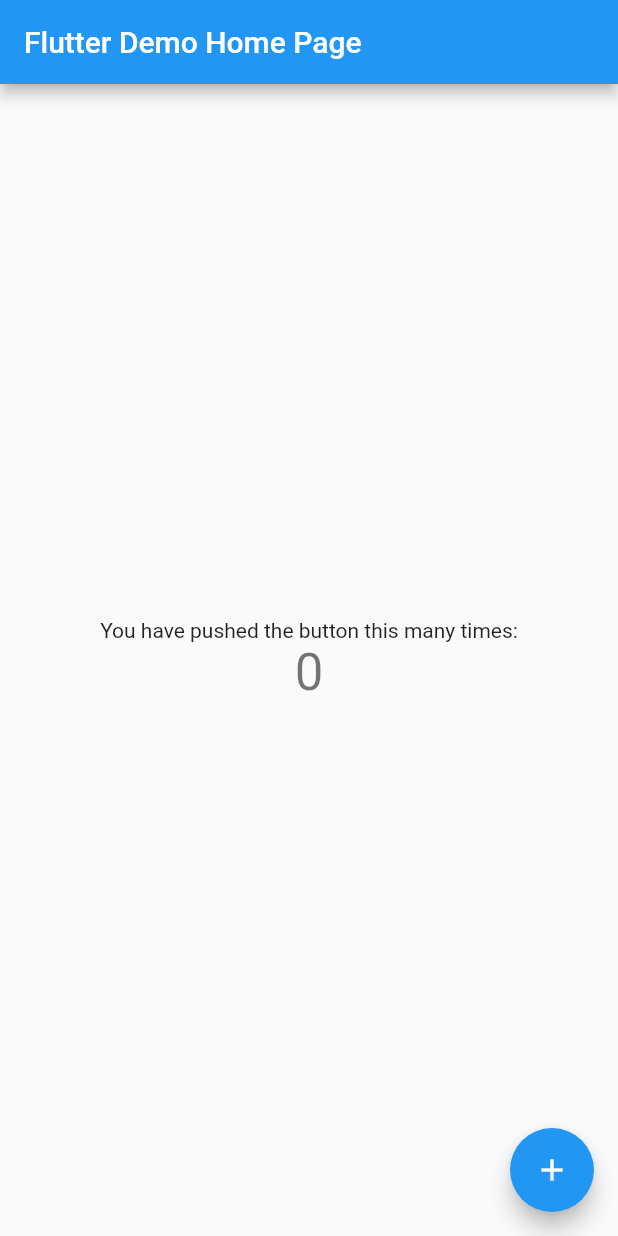
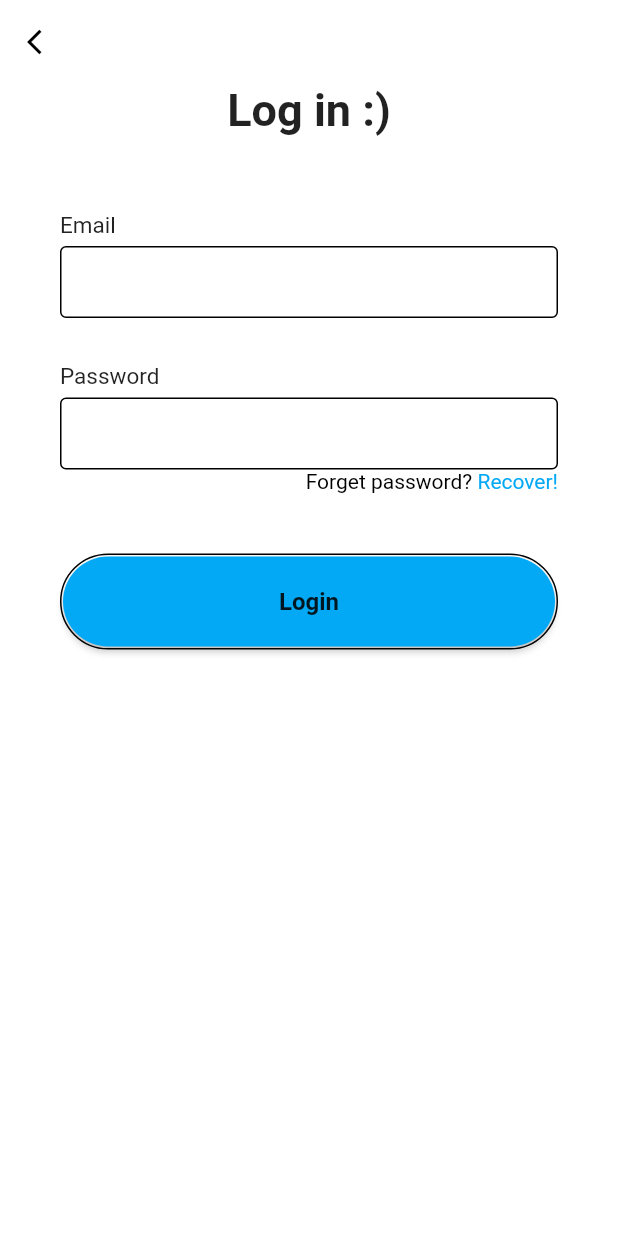
Before and after one commit to salazar00040/my_pets, a Flutter app: the screen it shows after launch, on a phone screen of 412 x 824 dp. Run offline on Flutter 3.47's test engine with Material 2 defaults, Android fonts, the phone set to English and light mode, and no system bars.

Commit message:
feature(login, signup): creating base for signup and login pages.

```diff
--- a/lib/main.dart
+++ b/lib/main.dart
@@ -1,43 +1,25 @@
 import 'package:flutter/material.dart';
+import 'package:my_pets/presentations/features/user_register/login_page.dart';
 
 void main() {
   runApp(MyApp());
 }
 
 class MyApp extends StatelessWidget {
-  // This widget is the root of your application.
   @override
   Widget build(BuildContext context) {
     return MaterialApp(
       title: 'Flutter Demo',
       theme: ThemeData(
-        // This is the theme of your application.
-        //
-        // Try running your application with "flutter run". You'll see the
-        // application has a blue toolbar. Then, without quitting the app, try
-        // changing the primarySwatch below to Colors.green and then invoke
-        // "hot reload" (press "r" in the console where you ran "flutter run",
-        // or simply save your changes to "hot reload" in a Flutter IDE).
-        // Notice that the counter didn't reset back to zero; the application
-        // is not restarted.
         primarySwatch: Colors.blue,
       ),
-      home: MyHomePage(title: 'Flutter Demo Home Page'),
+      home: LoginPage(),
     );
   }
 }
 
 class MyHomePage extends StatefulWidget {
   MyHomePage({Key? key, required this.title}) : super(key: key);
-
-  // This widget is the home page of your application. It is stateful, meaning
-  // that it has a State object (defined below) that contains fields that affect
-  // how it looks.
-
-  // This class is the configuration for the state. It holds the values (in this
-  // case the title) provided by the parent (in this case the App widget) and
-  // used by the build method of the State. Fields in a Widget subclass are
-  // always marked "final".
 
   final String title;
 
@@ -46,68 +28,22 @@ class MyHomePage extends StatefulWidget {
 }
 
 class _MyHomePageState extends State<MyHomePage> {
-  int _counter = 0;
-
-  void _incrementCounter() {
-    setState(() {
-      // This call to setState tells the Flutter framework that something has
-      // changed in this State, which causes it to rerun the build method below
-      // so that the display can reflect the updated values. If we changed
-      // _counter without calling setState(), then the build method would not be
-      // called again, and so nothing would appear to happen.
-      _counter++;
-    });
-  }
-
   @override
   Widget build(BuildContext context) {
-    // This method is rerun every time setState is called, for instance as done
-    // by the _incrementCounter method above.
-    //
-    // The Flutter framework has been optimized to make rerunning build methods
-    // fast, so that you can just rebuild anything that needs updating rather
-    // than having to individually change instances of widgets.
     return Scaffold(
       appBar: AppBar(
-        // Here we take the value from the MyHomePage object that was created by
-        // the App.build method, and use it to set our appbar title.
         title: Text(widget.title),
       ),
       body: Center(
-        // Center is a layout widget. It takes a single child and positions it
-        // in the middle of the parent.
         child: Column(
-          // Column is also a layout widget. It takes a list of children and
-          // arranges them vertically. By default, it sizes itself to fit its
-          // children horizontally, and tries to be as tall as its parent.
-          //
-          // Invoke "debug painting" (press "p" in the console, choose the
-          // "Toggle Debug Paint" action from the Flutter Inspector in Android
-          // Studio, or the "Toggle Debug Paint" command in Visual Studio Code)
-          // to see the wireframe for each widget.
-          //
-          // Column has various properties to control how it sizes itself and
-          // how it positions its children. Here we use mainAxisAlignment to
-          // center the children vertically; the main axis here is the vertical
-          // axis because Columns are vertical (the cross axis would be
-          // horizontal).
           mainAxisAlignment: MainAxisAlignment.center,
           children: <Widget>[
             Text(
               'You have pushed the button this many times:',
             ),
-            Text(
-              '$_counter',
-              style: Theme.of(context).textTheme.headline4,
-            ),
           ],
         ),
       ),
-      floatingActionButton: FloatingActionButton(
-        onPressed: _incrementCounter,
-        tooltip: 'Increment',
-        child: Icon(Icons.add),
-      ), // This trailing comma makes auto-formatting nicer for build methods.
     );
   }
 }
--- /dev/null
+++ b/lib/presentations/features/user_register/login_page.dart
@@ -0,0 +1,139 @@
+import 'package:flutter/material.dart';
+
+class LoginPage extends StatelessWidget {
+  @override
+  Widget build(BuildContext context) {
+    return Scaffold(
+      resizeToAvoidBottomInset: false,
+      backgroundColor: Colors.white,
+      appBar: AppBar(
+        elevation: 0,
+        brightness: Brightness.light,
+        backgroundColor: Colors.white,
+        leading: IconButton(
+            onPressed: () {
+              Navigator.pop(context);
+            },
+            icon: Icon(
+              Icons.arrow_back_ios,
+              size: 20,
+              color: Colors.black,
+            )),
+      ),
+      body: SafeArea(
+        child: SingleChildScrollView(
+          child: Container(
+            height: MediaQuery.of(context).size.height,
+            width: double.infinity,
+            child: Column(
+              mainAxisAlignment: MainAxisAlignment.spaceBetween,
+              children: [
+                Column(
+                  children: [
+                    Column(
+                      mainAxisAlignment: MainAxisAlignment.spaceEvenly,
+                      children: [
+                        Text(
+                          "Log in :)",
+                          style: TextStyle(
+                            fontSize: 30,
+                            fontWeight: FontWeight.bold,
+                          ),
+                        ),
+                        SizedBox(
+                          height: 20,
+                        ),
+                        SizedBox(
+                          height: 30,
+                        )
+                      ],
+                    ),
+                    Padding(
+                      padding: EdgeInsets.symmetric(horizontal: 40),
+                      child: Column(
+                        children: [
+                          makeInput(label: "Email"),
+                          SizedBox(height: 30),
+                          makeInput(label: "Password", obscureText: true),
+                          Row(
+                            mainAxisAlignment: MainAxisAlignment.end,
+                            children: [
+                              RichText(
+                                text: TextSpan(
+                                    text: 'Forget password?',
+                                    style: TextStyle(color: Colors.black, fontSize: 14),
+                                    children: <TextSpan>[
+                                      TextSpan(
+                                        text: ' Recover!',
+                                        style: TextStyle(color: Colors.lightBlue, fontSize: 14),
+                                      )
+                                    ]),
+                              ),
+                            ],
+                          ),
+                          SizedBox(height: 40),
+                        ],
+                      ),
+                    ),
+                    Padding(
+                      padding: EdgeInsets.symmetric(horizontal: 40),
+                      child: Container(
+                        padding: EdgeInsets.all(1),
+                        decoration: BoxDecoration(
+                            borderRadius: BorderRadius.circular(40),
+                            border: Border(
+                                bottom: BorderSide(color: Colors.black),
+                                top: BorderSide(color: Colors.black),
+                                right: BorderSide(color: Colors.black),
+                                left: BorderSide(color: Colors.black))),
+                        child: MaterialButton(
+                          minWidth: double.infinity,
+                          height: 60,
+                          onPressed: () {},
+                          color: Colors.lightBlue,
+                          shape: RoundedRectangleBorder(borderRadius: BorderRadius.circular(40)),
+                          child: Text(
+                            "Login",
+                            style: TextStyle(
+                              fontWeight: FontWeight.w600,
+                              fontSize: 16,
+                            ),
+                          ),
+                        ),
+                      ),
+                    ),
+                  ],
+                ),
+              ],
+            ),
+          ),
+        ),
+      ),
+    );
+  }
+}
+
+Widget makeInput({label, obscureText = false}) {
+  return Column(
+    crossAxisAlignment: CrossAxisAlignment.start,
+    children: [
+      Text(
+        label,
+        style: TextStyle(fontSize: 15, fontWeight: FontWeight.w400, color: Colors.black87),
+      ),
+      SizedBox(
+        height: 5,
+      ),
+      TextField(
+        obscureText: obscureText,
+        decoration: InputDecoration(
+          contentPadding: EdgeInsets.symmetric(vertical: 0, horizontal: 10),
+          enabledBorder: OutlineInputBorder(
+            borderSide: BorderSide(),
+          ),
+          border: OutlineInputBorder(),
+        ),
+      ),
+    ],
+  );
+}
```
Also changed, not shown: lib/presentations/features/user_register/signup_page.dart (added, +145 -0 lines), lib/presentations/features/main_menu/main_menu_page.dart (added), lib/presentations/stores/main_menu_store.dart (added).
